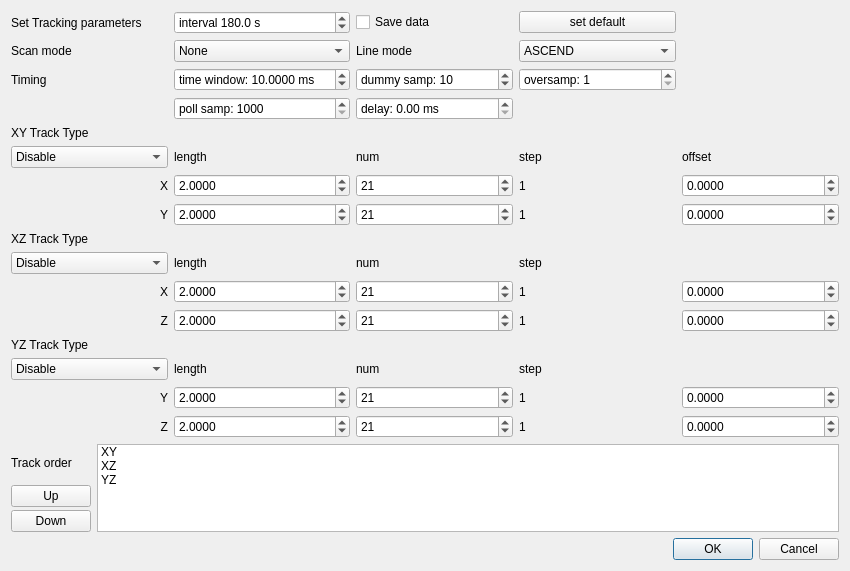
Above: mahos/gui/ui/trackDialog.ui from ToyotaCRDL/mahos before the change. Below: the same form after it.
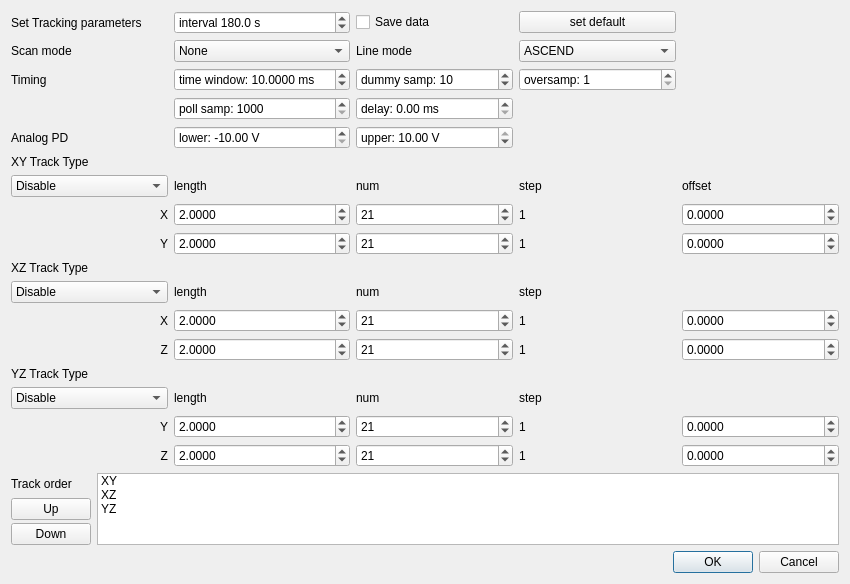
That is the form after the change.

Commit message: confocal/odmr: set volt. bounds of AnalogIn PDs

What changed in the file:
```diff
--- a/mahos/gui/ui/trackDialog.ui
+++ b/mahos/gui/ui/trackDialog.ui
@@ -7,7 +7,7 @@
     <x>0</x>
     <y>0</y>
     <width>850</width>
-    <height>571</height>
+    <height>584</height>
    </rect>
   </property>
   <property name="windowTitle">
@@ -16,59 +16,8 @@
   <layout class="QVBoxLayout" name="verticalLayout">
    <item>
     <layout class="QGridLayout" name="gridLayout">
-     <item row="7" column="0">
-      <widget class="QLabel" name="yLabel">
-       <property name="text">
-        <string>Y</string>
-       </property>
-       <property name="alignment">
-        <set>Qt::AlignRight|Qt::AlignTrailing|Qt::AlignVCenter</set>
-       </property>
-      </widget>
-     </item>
-     <item row="12" column="0">
-      <widget class="QLabel" name="label_5">
-       <property name="text">
-        <string>YZ Track Type</string>
-       </property>
-      </widget>
-     </item>
-     <item row="0" column="2">
-      <widget class="QCheckBox" name="saveBox">
-       <property name="text">
-        <string>Save data</string>
-       </property>
-      </widget>
-     </item>
-     <item row="11" column="1">
-      <widget class="QDoubleSpinBox" name="xzzlenBox">
-       <property name="decimals">
-        <number>4</number>
-       </property>
-       <property name="minimum">
-        <double>0.100000000000000</double>
-       </property>
-       <property name="value">
-        <double>2.000000000000000</double>
-       </property>
-      </widget>
-     </item>
-     <item row="5" column="1">
-      <widget class="QLabel" name="lenLabel">
-       <property name="text">
-        <string>length</string>
-       </property>
-      </widget>
-     </item>
-     <item row="5" column="4">
-      <widget class="QLabel" name="label_12">
-       <property name="text">
-        <string>offset</string>
-       </property>
-      </widget>
-     </item>
-     <item row="15" column="2">
-      <widget class="QSpinBox" name="yzznumBox">
+     <item row="11" column="2">
+      <widget class="QSpinBox" name="xzxnumBox">
        <property name="minimum">
         <number>2</number>
        </property>
@@ -80,20 +29,25 @@
        </property>
       </widget>
      </item>
-     <item row="9" column="1">
-      <widget class="QLabel" name="lenLabel_2">
-       <property name="text">
-        <string>length</string>
+     <item row="0" column="1">
+      <widget class="QDoubleSpinBox" name="intervalBox">
+       <property name="prefix">
+        <string>interval </string>
        </property>
-      </widget>
-     </item>
-     <item row="6" column="0">
-      <widget class="QLabel" name="xLabel">
-       <property name="text">
-        <string>X</string>
+       <property name="suffix">
+        <string> s</string>
        </property>
-       <property name="alignment">
-        <set>Qt::AlignRight|Qt::AlignTrailing|Qt::AlignVCenter</set>
+       <property name="decimals">
+        <number>1</number>
+       </property>
+       <property name="minimum">
+        <double>-1.000000000000000</double>
+       </property>
+       <property name="maximum">
+        <double>10000.000000000000000</double>
+       </property>
+       <property name="value">
+        <double>180.000000000000000</double>
        </property>
       </widget>
      </item>
@@ -104,231 +58,59 @@
        </property>
       </widget>
      </item>
-     <item row="13" column="1">
-      <widget class="QLabel" name="lenLabel_3">
+     <item row="0" column="2">
+      <widget class="QCheckBox" name="saveBox">
        <property name="text">
-        <string>length</string>
+        <string>Save data</string>
        </property>
       </widget>
      </item>
      <item row="14" column="2">
-      <widget class="QSpinBox" name="yzynumBox">
-       <property name="minimum">
-        <number>2</number>
-       </property>
-       <property name="maximum">
-        <number>9999</number>
-       </property>
-       <property name="value">
-        <number>21</number>
-       </property>
-      </widget>
-     </item>
-     <item row="6" column="1">
-      <widget class="QDoubleSpinBox" name="xyxlenBox">
-       <property name="decimals">
-        <number>4</number>
-       </property>
-       <property name="minimum">
-        <double>0.100000000000000</double>
-       </property>
-       <property name="value">
-        <double>2.000000000000000</double>
-       </property>
-      </widget>
-     </item>
-     <item row="1" column="2">
-      <widget class="QLabel" name="label_11">
-       <property name="text">
-        <string>Line mode</string>
-       </property>
-      </widget>
-     </item>
-     <item row="10" column="1">
-      <widget class="QDoubleSpinBox" name="xzxlenBox">
-       <property name="decimals">
-        <number>4</number>
-       </property>
-       <property name="minimum">
-        <double>0.100000000000000</double>
-       </property>
-       <property name="value">
-        <double>2.000000000000000</double>
-       </property>
-      </widget>
-     </item>
-     <item row="1" column="3">
-      <widget class="QComboBox" name="linemodeBox">
-       <item>
-        <property name="text">
-         <string>ASCEND</string>
-        </property>
-       </item>
-       <item>
-        <property name="text">
-         <string>DESCEND</string>
-        </property>
-       </item>
-       <item>
-        <property name="text">
-         <string>ZIGZAG</string>
-        </property>
-       </item>
-      </widget>
-     </item>
-     <item row="8" column="0">
-      <widget class="QLabel" name="label_4">
-       <property name="text">
-        <string>XZ Track Type</string>
-       </property>
-      </widget>
-     </item>
-     <item row="13" column="2">
       <widget class="QLabel" name="numLabel_3">
        <property name="text">
         <string>num</string>
        </property>
       </widget>
      </item>
-     <item row="2" column="0">
-      <widget class="QLabel" name="label_9">
+     <item row="11" column="3">
+      <widget class="QLabel" name="xzxstepLabel">
        <property name="text">
-        <string>Timing</string>
+        <string>1</string>
        </property>
       </widget>
      </item>
-     <item row="15" column="4">
-      <widget class="QDoubleSpinBox" name="yzzoffsetBox">
-       <property name="decimals">
-        <number>4</number>
-       </property>
-       <property name="minimum">
-        <double>-10.000000000000000</double>
-       </property>
-       <property name="maximum">
-        <double>10.000000000000000</double>
-       </property>
-       <property name="singleStep">
-        <double>0.010000000000000</double>
-       </property>
-      </widget>
-     </item>
-     <item row="9" column="0">
-      <widget class="QComboBox" name="xzmodeBox">
-       <item>
-        <property name="text">
-         <string>Disable</string>
-        </property>
-       </item>
-       <item>
-        <property name="text">
-         <string>Phase Only Correlation</string>
-        </property>
-       </item>
-       <item>
-        <property name="text">
-         <string>2D Gaussian</string>
-        </property>
-       </item>
-       <item>
-        <property name="text">
-         <string>1D Gaussian (X)</string>
-        </property>
-       </item>
-       <item>
-        <property name="text">
-         <string>1D Gaussian (Z)</string>
-        </property>
-       </item>
-       <item>
-        <property name="text">
-         <string>Maximum pixel</string>
-        </property>
-       </item>
-       <item>
-        <property name="text">
-         <string>1D Maximum (X)</string>
-        </property>
-       </item>
-       <item>
-        <property name="text">
-         <string>1D Maximum (Z)</string>
-        </property>
-       </item>
-      </widget>
-     </item>
-     <item row="5" column="0">
-      <widget class="QComboBox" name="xymodeBox">
-       <item>
-        <property name="text">
-         <string>Disable</string>
-        </property>
-       </item>
-       <item>
-        <property name="text">
-         <string>Phase Only Correlation</string>
-        </property>
-       </item>
-       <item>
-        <property name="text">
-         <string>2D Gaussian</string>
-        </property>
-       </item>
-       <item>
-        <property name="text">
-         <string>1D Gaussian (X)</string>
-        </property>
-       </item>
-       <item>
-        <property name="text">
-         <string>1D Gaussian (Y)</string>
-        </property>
-       </item>
-       <item>
-        <property name="text">
-         <string>Maximum pixel</string>
-        </property>
-       </item>
-       <item>
-        <property name="text">
-         <string>1D Maximum (X)</string>
-        </property>
-       </item>
-       <item>
-        <property name="text">
-         <string>1D Maximum (Y)</string>
-        </property>
-       </item>
-      </widget>
-     </item>
-     <item row="10" column="2">
-      <widget class="QSpinBox" name="xzxnumBox">
-       <property name="minimum">
-        <number>2</number>
-       </property>
-       <property name="maximum">
-        <number>9999</number>
-       </property>
-       <property name="value">
-        <number>21</number>
-       </property>
-      </widget>
-     </item>
-     <item row="5" column="3">
-      <widget class="QLabel" name="stepLabel">
+     <item row="14" column="3">
+      <widget class="QLabel" name="stepLabel_3">
        <property name="text">
         <string>step</string>
        </property>
       </widget>
      </item>
      <item row="6" column="3">
-      <widget class="QLabel" name="xyxstepLabel">
+      <widget class="QLabel" name="stepLabel">
        <property name="text">
-        <string>1</string>
+        <string>step</string>
        </property>
       </widget>
      </item>
-     <item row="14" column="1">
+     <item row="10" column="2">
+      <widget class="QLabel" name="numLabel_2">
+       <property name="text">
+        <string>num</string>
+       </property>
+      </widget>
+     </item>
+     <item row="15" column="0">
+      <widget class="QLabel" name="label_6">
+       <property name="text">
+        <string>Y</string>
+       </property>
+       <property name="alignment">
+        <set>Qt::AlignRight|Qt::AlignTrailing|Qt::AlignVCenter</set>
+       </property>
+      </widget>
+     </item>
+     <item row="15" column="1">
       <widget class="QDoubleSpinBox" name="yzylenBox">
        <property name="decimals">
         <number>4</number>
@@ -341,75 +123,98 @@
        </property>
       </widget>
      </item>
-     <item row="4" column="0">
+     <item row="5" column="0">
       <widget class="QLabel" name="label_3">
        <property name="text">
         <string>XY Track Type</string>
        </property>
       </widget>
      </item>
-     <item row="13" column="3">
-      <widget class="QLabel" name="stepLabel_3">
-       <property name="text">
-        <string>step</string>
-       </property>
+     <item row="10" column="0">
+      <widget class="QComboBox" name="xzmodeBox">
+       <item>
+        <property name="text">
+         <string>Disable</string>
+        </property>
+       </item>
+       <item>
+        <property name="text">
+         <string>Phase Only Correlation</string>
+        </property>
+       </item>
+       <item>
+        <property name="text">
+         <string>2D Gaussian</string>
+        </property>
+       </item>
+       <item>
+        <property name="text">
+         <string>1D Gaussian (X)</string>
+        </property>
+       </item>
+       <item>
+        <property name="text">
+         <string>1D Gaussian (Z)</string>
+        </property>
+       </item>
+       <item>
+        <property name="text">
+         <string>Maximum pixel</string>
+        </property>
+       </item>
+       <item>
+        <property name="text">
+         <string>1D Maximum (X)</string>
+        </property>
+       </item>
+       <item>
+        <property name="text">
+         <string>1D Maximum (Z)</string>
+        </property>
+       </item>
       </widget>
      </item>
-     <item row="11" column="3">
-      <widget class="QLabel" name="xzzstepLabel">
-       <property name="text">
-        <string>1</string>
-       </property>
-      </widget>
-     </item>
-     <item row="11" column="0">
-      <widget class="QLabel" name="label_2">
-       <property name="text">
-        <string>Z</string>
-       </property>
-       <property name="alignment">
-        <set>Qt::AlignRight|Qt::AlignTrailing|Qt::AlignVCenter</set>
-       </property>
-      </widget>
-     </item>
-     <item row="6" column="2">
-      <widget class="QSpinBox" name="xyxnumBox">
-       <property name="minimum">
-        <number>2</number>
-       </property>
-       <property name="maximum">
-        <number>9999</number>
-       </property>
-       <property name="value">
-        <number>21</number>
-       </property>
-      </widget>
-     </item>
-     <item row="5" column="2">
-      <widget class="QLabel" name="numLabel">
-       <property name="text">
-        <string>num</string>
-       </property>
-      </widget>
-     </item>
-     <item row="10" column="4">
-      <widget class="QDoubleSpinBox" name="xzxoffsetBox">
+     <item row="11" column="1">
+      <widget class="QDoubleSpinBox" name="xzxlenBox">
        <property name="decimals">
         <number>4</number>
        </property>
        <property name="minimum">
-        <double>-10.000000000000000</double>
+        <double>0.100000000000000</double>
        </property>
+       <property name="value">
+        <double>2.000000000000000</double>
+       </property>
+      </widget>
+     </item>
+     <item row="12" column="2">
+      <widget class="QSpinBox" name="xzznumBox">
+       <property name="minimum">
+        <number>2</number>
+       </property>
        <property name="maximum">
-        <double>10.000000000000000</double>
+        <number>9999</number>
        </property>
-       <property name="singleStep">
-        <double>0.010000000000000</double>
+       <property name="value">
+        <number>21</number>
+       </property>
+      </widget>
+     </item>
+     <item row="16" column="2">
+      <widget class="QSpinBox" name="yzznumBox">
+       <property name="minimum">
+        <number>2</number>
+       </property>
+       <property name="maximum">
+        <number>9999</number>
+       </property>
+       <property name="value">
+        <number>21</number>
        </property>
       </widget>
      </item>
      <item row="7" column="1">
-      <widget class="QDoubleSpinBox" name="xyylenBox">
+      <widget class="QDoubleSpinBox" name="xyxlenBox">
        <property name="decimals">
         <number>4</number>
        </property>
@@ -421,54 +226,47 @@
        </property>
       </widget>
      </item>
+     <item row="14" column="1">
+      <widget class="QLabel" name="lenLabel_3">
+       <property name="text">
+        <string>length</string>
+       </property>
+      </widget>
+     </item>
+     <item row="2" column="3">
+      <widget class="QSpinBox" name="oversampleBox">
+       <property name="prefix">
+        <string>oversamp: </string>
+       </property>
+       <property name="minimum">
+        <number>1</number>
+       </property>
+       <property name="maximum">
+        <number>100000</number>
+       </property>
+      </widget>
+     </item>
      <item row="13" column="0">
-      <widget class="QComboBox" name="yzmodeBox">
-       <item>
-        <property name="text">
-         <string>Disable</string>
-        </property>
-       </item>
-       <item>
-        <property name="text">
-         <string>Phase Only Correlation</string>
-        </property>
-       </item>
-       <item>
-        <property name="text">
-         <string>2D Gaussian</string>
-        </property>
-       </item>
-       <item>
-        <property name="text">
-         <string>1D Gaussian (Y)</string>
-        </property>
-       </item>
-       <item>
-        <property name="text">
-         <string>1D Gaussian (Z)</string>
-        </property>
-       </item>
-       <item>
-        <property name="text">
-         <string>Maximum pixel</string>
-        </property>
-       </item>
-       <item>
-        <property name="text">
-         <string>1D Maximum (Y)</string>
-        </property>
-       </item>
-       <item>
-        <property name="text">
-         <string>1D Maximum (Z)</string>
-        </property>
-       </item>
+      <widget class="QLabel" name="label_5">
+       <property name="text">
+        <string>YZ Track Type</string>
+       </property>
       </widget>
      </item>
-     <item row="1" column="0">
-      <widget class="QLabel" name="label_10">
+     <item row="12" column="0">
+      <widget class="QLabel" name="label_2">
        <property name="text">
-        <string>Scan mode</string>
+        <string>Z</string>
+       </property>
+       <property name="alignment">
+        <set>Qt::AlignRight|Qt::AlignTrailing|Qt::AlignVCenter</set>
+       </property>
+      </widget>
+     </item>
+     <item row="15" column="3">
+      <widget class="QLabel" name="yzystepLabel">
+       <property name="text">
+        <string>1</string>
        </property>
       </widget>
      </item>
@@ -481,112 +279,7 @@
        </item>
       </widget>
      </item>
-     <item row="9" column="3">
-      <widget class="QLabel" name="stepLabel_2">
-       <property name="text">
-        <string>step</string>
-       </property>
-      </widget>
-     </item>
-     <item row="7" column="4">
-      <widget class="QDoubleSpinBox" name="xyyoffsetBox">
-       <property name="decimals">
-        <number>4</number>
-       </property>
-       <property name="minimum">
-        <double>-10.000000000000000</double>
-       </property>
-       <property name="maximum">
-        <double>10.000000000000000</double>
-       </property>
-       <property name="singleStep">
-        <double>0.010000000000000</double>
-       </property>
-      </widget>
-     </item>
-     <item row="7" column="3">
-      <widget class="QLabel" name="xyystepLabel">
-       <property name="text">
-        <string>1</string>
-       </property>
-      </widget>
-     </item>
-     <item row="10" column="0">
-      <widget class="QLabel" name="label">
-       <property name="text">
-        <string>X</string>
-       </property>
-       <property name="alignment">
-        <set>Qt::AlignRight|Qt::AlignTrailing|Qt::AlignVCenter</set>
-       </property>
-      </widget>
-     </item>
-     <item row="15" column="0">
-      <widget class="QLabel" name="label_7">
-       <property name="text">
-        <string>Z</string>
-       </property>
-       <property name="alignment">
-        <set>Qt::AlignRight|Qt::AlignTrailing|Qt::AlignVCenter</set>
-       </property>
-      </widget>
-     </item>
-     <item row="7" column="2">
-      <widget class="QSpinBox" name="xyynumBox">
-       <property name="minimum">
-        <number>2</number>
-       </property>
-       <property name="maximum">
-        <number>9999</number>
-       </property>
-       <property name="value">
-        <number>21</number>
-       </property>
-      </widget>
-     </item>
-     <item row="14" column="0">
-      <widget class="QLabel" name="label_6">
-       <property name="text">
-        <string>Y</string>
-       </property>
-       <property name="alignment">
-        <set>Qt::AlignRight|Qt::AlignTrailing|Qt::AlignVCenter</set>
-       </property>
-      </widget>
-     </item>
-     <item row="11" column="4">
-      <widget class="QDoubleSpinBox" name="xzzoffsetBox">
-       <property name="decimals">
-        <number>4</number>
-       </property>
-       <property name="minimum">
-        <double>-10.000000000000000</double>
-       </property>
-       <property name="maximum">
-        <double>10.000000000000000</double>
-       </property>
-       <property name="singleStep">
-        <double>0.010000000000000</double>
-       </property>
-      </widget>
-     </item>
-     <item row="6" column="4">
-      <widget class="QDoubleSpinBox" name="xyxoffsetBox">
-       <property name="decimals">
-        <number>4</number>
-       </property>
-       <property name="minimum">
-        <double>-10.000000000000000</double>
-       </property>
-       <property name="maximum">
-        <double>10.000000000000000</double>
-       </property>
-       <property name="singleStep">
-        <double>0.010000000000000</double>
-       </property>
-      </widget>
-     </item>
-     <item row="14" column="4">
+     <item row="15" column="4">
       <widget class="QDoubleSpinBox" name="yzyoffsetBox">
        <property name="decimals">
         <number>4</number>
@@ -602,55 +295,6 @@
        </property>
       </widget>
      </item>
-     <item row="11" column="2">
-      <widget class="QSpinBox" name="xzznumBox">
-       <property name="minimum">
-        <number>2</number>
-       </property>
-       <property name="maximum">
-        <number>9999</number>
-       </property>
-       <property name="value">
-        <number>21</number>
-       </property>
-      </widget>
-     </item>
-     <item row="14" column="3">
-      <widget class="QLabel" name="yzystepLabel">
-       <property name="text">
-        <string>1</string>
-       </property>
-      </widget>
-     </item>
-     <item row="9" column="2">
-      <widget class="QLabel" name="numLabel_2">
-       <property name="text">
-        <string>num</string>
-       </property>
-      </widget>
-     </item>
-     <item row="0" column="1">
-      <widget class="QDoubleSpinBox" name="intervalBox">
-       <property name="prefix">
-        <string>interval </string>
-       </property>
-       <property name="suffix">
-        <string> s</string>
-       </property>
-       <property name="decimals">
-        <number>1</number>
-       </property>
-       <property name="minimum">
-        <double>-1.000000000000000</double>
-       </property>
-       <property name="maximum">
-        <double>10000.000000000000000</double>
-       </property>
-       <property name="value">
-        <double>180.000000000000000</double>
-       </property>
-      </widget>
-     </item>
      <item row="2" column="2">
       <widget class="QSpinBox" name="dummysampleBox">
        <property name="prefix">
@@ -667,21 +311,107 @@
        </property>
       </widget>
      </item>
-     <item row="15" column="3">
-      <widget class="QLabel" name="yzzstepLabel">
+     <item row="1" column="3">
+      <widget class="QComboBox" name="linemodeBox">
+       <item>
+        <property name="text">
+         <string>ASCEND</string>
+        </property>
+       </item>
+       <item>
+        <property name="text">
+         <string>DESCEND</string>
+        </property>
+       </item>
+       <item>
+        <property name="text">
+         <string>ZIGZAG</string>
+        </property>
+       </item>
+      </widget>
+     </item>
+     <item row="7" column="3">
+      <widget class="QLabel" name="xyxstepLabel">
        <property name="text">
         <string>1</string>
        </property>
       </widget>
      </item>
-     <item row="10" column="3">
-      <widget class="QLabel" name="xzxstepLabel">
+     <item row="0" column="0">
+      <widget class="QLabel" name="label_8">
        <property name="text">
-        <string>1</string>
+        <string>Set Tracking parameters</string>
        </property>
       </widget>
      </item>
-     <item row="15" column="1">
+     <item row="6" column="4">
+      <widget class="QLabel" name="label_12">
+       <property name="text">
+        <string>offset</string>
+       </property>
+      </widget>
+     </item>
+     <item row="15" column="2">
+      <widget class="QSpinBox" name="yzynumBox">
+       <property name="minimum">
+        <number>2</number>
+       </property>
+       <property name="maximum">
+        <number>9999</number>
+       </property>
+       <property name="value">
+        <number>21</number>
+       </property>
+      </widget>
+     </item>
+     <item row="9" column="0">
+      <widget class="QLabel" name="label_4">
+       <property name="text">
+        <string>XZ Track Type</string>
+       </property>
+      </widget>
+     </item>
+     <item row="7" column="2">
+      <widget class="QSpinBox" name="xyxnumBox">
+       <property name="minimum">
+        <number>2</number>
+       </property>
+       <property name="maximum">
+        <number>9999</number>
+       </property>
+       <property name="value">
+        <number>21</number>
+       </property>
+      </widget>
+     </item>
+     <item row="8" column="0">
+      <widget class="QLabel" name="yLabel">
+       <property name="text">
+        <string>Y</string>
+       </property>
+       <property name="alignment">
+        <set>Qt::AlignRight|Qt::AlignTrailing|Qt::AlignVCenter</set>
+       </property>
+      </widget>
+     </item>
+     <item row="7" column="0">
+      <widget class="QLabel" name="xLabel">
+       <property name="text">
+        <string>X</string>
+       </property>
+       <property name="alignment">
+        <set>Qt::AlignRight|Qt::AlignTrailing|Qt::AlignVCenter</set>
+       </property>
+      </widget>
+     </item>
+     <item row="2" column="0">
+      <widget class="QLabel" name="label_9">
+       <property name="text">
+        <string>Timing</string>
+       </property>
+      </widget>
+     </item>
+     <item row="16" column="1">
       <widget class="QDoubleSpinBox" name="yzzlenBox">
        <property name="decimals">
         <number>4</number>
@@ -716,10 +446,62 @@
        </property>
       </widget>
      </item>
-     <item row="0" column="0">
-      <widget class="QLabel" name="label_8">
+     <item row="12" column="1">
+      <widget class="QDoubleSpinBox" name="xzzlenBox">
+       <property name="decimals">
+        <number>4</number>
+       </property>
+       <property name="minimum">
+        <double>0.100000000000000</double>
+       </property>
+       <property name="value">
+        <double>2.000000000000000</double>
+       </property>
+      </widget>
+     </item>
+     <item row="7" column="4">
+      <widget class="QDoubleSpinBox" name="xyxoffsetBox">
+       <property name="decimals">
+        <number>4</number>
+       </property>
+       <property name="minimum">
+        <double>-10.000000000000000</double>
+       </property>
+       <property name="maximum">
+        <double>10.000000000000000</double>
+       </property>
+       <property name="singleStep">
+        <double>0.010000000000000</double>
+       </property>
+      </widget>
+     </item>
+     <item row="12" column="3">
+      <widget class="QLabel" name="xzzstepLabel">
        <property name="text">
-        <string>Set Tracking parameters</string>
+        <string>1</string>
+       </property>
+      </widget>
+     </item>
+     <item row="12" column="4">
+      <widget class="QDoubleSpinBox" name="xzzoffsetBox">
+       <property name="decimals">
+        <number>4</number>
+       </property>
+       <property name="minimum">
+        <double>-10.000000000000000</double>
+       </property>
+       <property name="maximum">
+        <double>10.000000000000000</double>
+       </property>
+       <property name="singleStep">
+        <double>0.010000000000000</double>
+       </property>
+      </widget>
+     </item>
+     <item row="6" column="2">
+      <widget class="QLabel" name="numLabel">
+       <property name="text">
+        <string>num</string>
        </property>
       </widget>
      </item>
@@ -742,6 +524,244 @@
        </property>
       </widget>
      </item>
+     <item row="10" column="1">
+      <widget class="QLabel" name="lenLabel_2">
+       <property name="text">
+        <string>length</string>
+       </property>
+      </widget>
+     </item>
+     <item row="1" column="2">
+      <widget class="QLabel" name="label_11">
+       <property name="text">
+        <string>Line mode</string>
+       </property>
+      </widget>
+     </item>
+     <item row="11" column="4">
+      <widget class="QDoubleSpinBox" name="xzxoffsetBox">
+       <property name="decimals">
+        <number>4</number>
+       </property>
+       <property name="minimum">
+        <double>-10.000000000000000</double>
+       </property>
+       <property name="maximum">
+        <double>10.000000000000000</double>
+       </property>
+       <property name="singleStep">
+        <double>0.010000000000000</double>
+       </property>
+      </widget>
+     </item>
+     <item row="8" column="3">
+      <widget class="QLabel" name="xyystepLabel">
+       <property name="text">
+        <string>1</string>
+       </property>
+      </widget>
+     </item>
+     <item row="14" column="0">
+      <widget class="QComboBox" name="yzmodeBox">
+       <item>
+        <property name="text">
+         <string>Disable</string>
+        </property>
+       </item>
+       <item>
+        <property name="text">
+         <string>Phase Only Correlation</string>
+        </property>
+       </item>
+       <item>
+        <property name="text">
+         <string>2D Gaussian</string>
+        </property>
+       </item>
+       <item>
+        <property name="text">
+         <string>1D Gaussian (Y)</string>
+        </property>
+       </item>
+       <item>
+        <property name="text">
+         <string>1D Gaussian (Z)</string>
+        </property>
+       </item>
+       <item>
+        <property name="text">
+         <string>Maximum pixel</string>
+        </property>
+       </item>
+       <item>
+        <property name="text">
+         <string>1D Maximum (Y)</string>
+        </property>
+       </item>
+       <item>
+        <property name="text">
+         <string>1D Maximum (Z)</string>
+        </property>
+       </item>
+      </widget>
+     </item>
+     <item row="6" column="0">
+      <widget class="QComboBox" name="xymodeBox">
+       <item>
+        <property name="text">
+         <string>Disable</string>
+        </property>
+       </item>
+       <item>
+        <property name="text">
+         <string>Phase Only Correlation</string>
+        </property>
+       </item>
+       <item>
+        <property name="text">
+         <string>2D Gaussian</string>
+        </property>
+       </item>
+       <item>
+        <property name="text">
+         <string>1D Gaussian (X)</string>
+        </property>
+       </item>
+       <item>
+        <property name="text">
+         <string>1D Gaussian (Y)</string>
+        </property>
+       </item>
+       <item>
+        <property name="text">
+         <string>Maximum pixel</string>
+        </property>
+       </item>
+       <item>
+        <property name="text">
+         <string>1D Maximum (X)</string>
+        </property>
+       </item>
+       <item>
+        <property name="text">
+         <string>1D Maximum (Y)</string>
+        </property>
+       </item>
+      </widget>
+     </item>
+     <item row="1" column="0">
+      <widget class="QLabel" name="label_10">
+       <property name="text">
+        <string>Scan mode</string>
+       </property>
+      </widget>
+     </item>
+     <item row="16" column="3">
+      <widget class="QLabel" name="yzzstepLabel">
+       <property name="text">
+        <string>1</string>
+       </property>
+      </widget>
+     </item>
+     <item row="6" column="1">
+      <widget class="QLabel" name="lenLabel">
+       <property name="text">
+        <string>length</string>
+       </property>
+      </widget>
+     </item>
+     <item row="8" column="4">
+      <widget class="QDoubleSpinBox" name="xyyoffsetBox">
+       <property name="decimals">
+        <number>4</number>
+       </property>
+       <property name="minimum">
+        <double>-10.000000000000000</double>
+       </property>
+       <property name="maximum">
+        <double>10.000000000000000</double>
+       </property>
+       <property name="singleStep">
+        <double>0.010000000000000</double>
+       </property>
+      </widget>
+     </item>
+     <item row="8" column="2">
+      <widget class="QSpinBox" name="xyynumBox">
+       <property name="minimum">
+        <number>2</number>
+       </property>
+       <property name="maximum">
+        <number>9999</number>
+       </property>
+       <property name="value">
+        <number>21</number>
+       </property>
+      </widget>
+     </item>
+     <item row="16" column="0">
+      <widget class="QLabel" name="label_7">
+       <property name="text">
+        <string>Z</string>
+       </property>
+       <property name="alignment">
+        <set>Qt::AlignRight|Qt::AlignTrailing|Qt::AlignVCenter</set>
+       </property>
+      </widget>
+     </item>
+     <item row="10" column="3">
+      <widget class="QLabel" name="stepLabel_2">
+       <property name="text">
+        <string>step</string>
+       </property>
+      </widget>
+     </item>
+     <item row="4" column="0">
+      <widget class="QLabel" name="label_14">
+       <property name="text">
+        <string>Analog PD</string>
+       </property>
+      </widget>
+     </item>
+     <item row="8" column="1">
+      <widget class="QDoubleSpinBox" name="xyylenBox">
+       <property name="decimals">
+        <number>4</number>
+       </property>
+       <property name="minimum">
+        <double>0.100000000000000</double>
+       </property>
+       <property name="value">
+        <double>2.000000000000000</double>
+       </property>
+      </widget>
+     </item>
+     <item row="16" column="4">
+      <widget class="QDoubleSpinBox" name="yzzoffsetBox">
+       <property name="decimals">
+        <number>4</number>
+       </property>
+       <property name="minimum">
+        <double>-10.000000000000000</double>
+       </property>
+       <property name="maximum">
+        <double>10.000000000000000</double>
+       </property>
+       <property name="singleStep">
+        <double>0.010000000000000</double>
+       </property>
+      </widget>
+     </item>
+     <item row="11" column="0">
+      <widget class="QLabel" name="label">
+       <property name="text">
+        <string>X</string>
+       </property>
+       <property name="alignment">
+        <set>Qt::AlignRight|Qt::AlignTrailing|Qt::AlignVCenter</set>
+       </property>
+      </widget>
+     </item>
      <item row="3" column="2">
       <widget class="QDoubleSpinBox" name="delayBox">
        <property name="prefix">
@@ -752,16 +772,41 @@
        </property>
       </widget>
      </item>
-     <item row="2" column="3">
-      <widget class="QSpinBox" name="oversampleBox">
+     <item row="4" column="1">
+      <widget class="QDoubleSpinBox" name="pd_lbBox">
        <property name="prefix">
-        <string>oversamp: </string>
+        <string>lower: </string>
        </property>
+       <property name="suffix">
+        <string> V</string>
+       </property>
        <property name="minimum">
-        <number>1</number>
+        <double>-10.000000000000000</double>
        </property>
        <property name="maximum">
-        <number>100000</number>
+        <double>10.000000000000000</double>
+       </property>
+       <property name="value">
+        <double>-10.000000000000000</double>
+       </property>
+      </widget>
+     </item>
+     <item row="4" column="2">
+      <widget class="QDoubleSpinBox" name="pd_ubBox">
+       <property name="prefix">
+        <string>upper: </string>
+       </property>
+       <property name="suffix">
+        <string> V</string>
+       </property>
+       <property name="minimum">
+        <double>-10.000000000000000</double>
+       </property>
+       <property name="maximum">
+        <double>10.000000000000000</double>
+       </property>
+       <property name="value">
+        <double>10.000000000000000</double>
        </property>
       </widget>
      </item>
```
Left out of the diff: 2 changed lines with no effect on the pictures. The commit also changes 13 other files.
